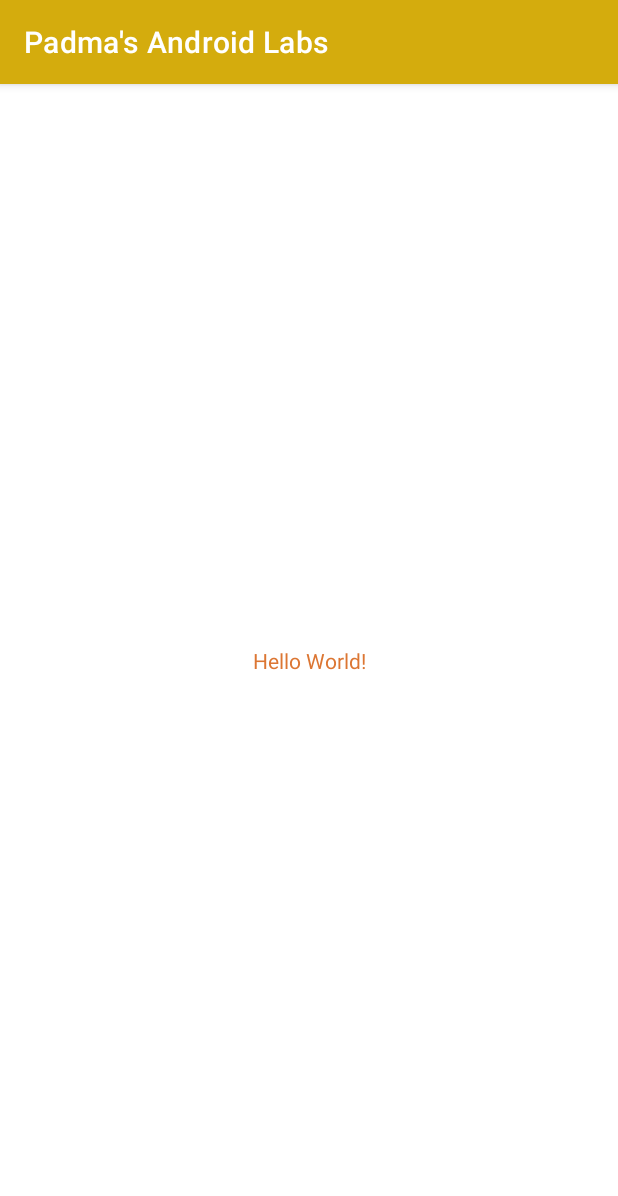
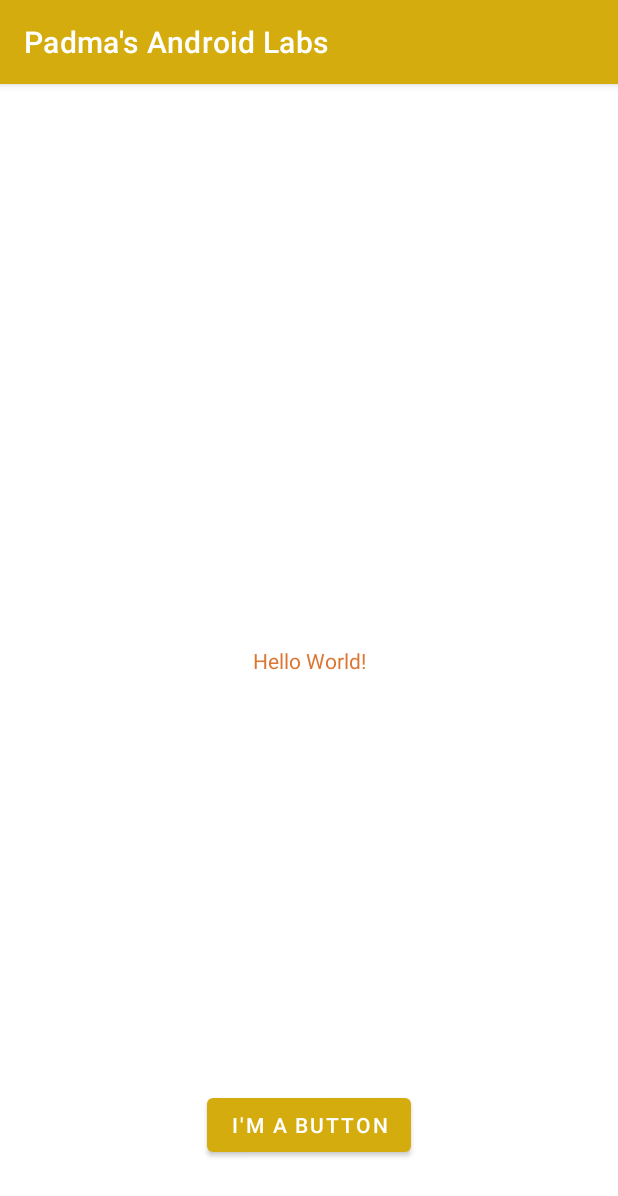
Before and after one commit to padma2code/PadmasAndroidLabs, an Android app: the screen it shows after launch (MainActivity), on a phone screen of 412 x 824 dp. Shown: the top 1196 px of the screen. Run offline under Robolectric (Android 15) with nearby library versions, the phone set to English and light mode, and no system bars.

Commit message:
Moved button to bottom of the screen

```diff
--- a/app/src/main/res/layout/activity_main.xml
+++ b/app/src/main/res/layout/activity_main.xml
@@ -9,10 +9,21 @@
     <TextView
         android:layout_width="wrap_content"
         android:layout_height="wrap_content"
-        android:text="Hello World!"
+        android:text="@string/hello_message"
         app:layout_constraintBottom_toBottomOf="parent"
         app:layout_constraintEnd_toEndOf="parent"
         app:layout_constraintStart_toStartOf="parent"
         app:layout_constraintTop_toTopOf="parent" />
 
+    <Button
+        android:layout_width="wrap_content"
+        android:layout_height="wrap_content"
+        android:layout_marginBottom="50dp"
+        android:text="@string/button_message"
+        app:layout_constraintBottom_toBottomOf="parent"
+        app:layout_constraintEnd_toEndOf="parent"
+        app:layout_constraintHorizontal_bias="0.5"
+        app:layout_constraintStart_toStartOf="parent" />
+
+
 </androidx.constraintlayout.widget.ConstraintLayout>
```
